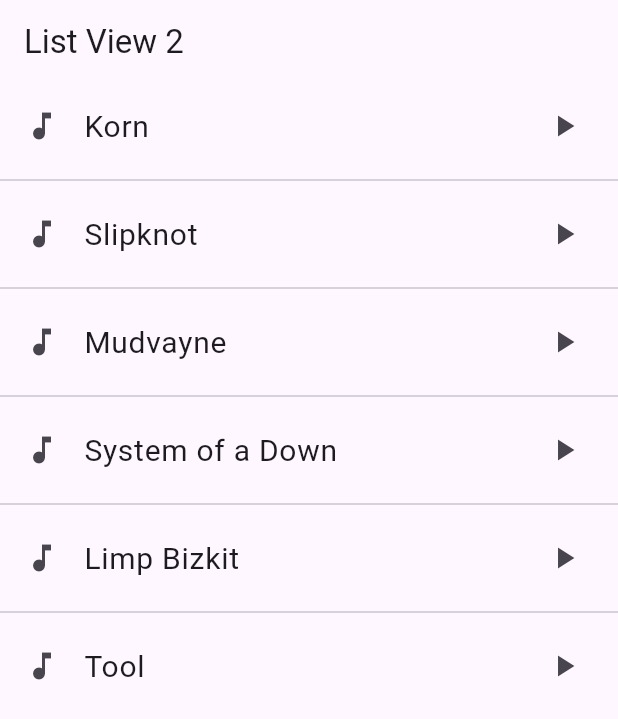
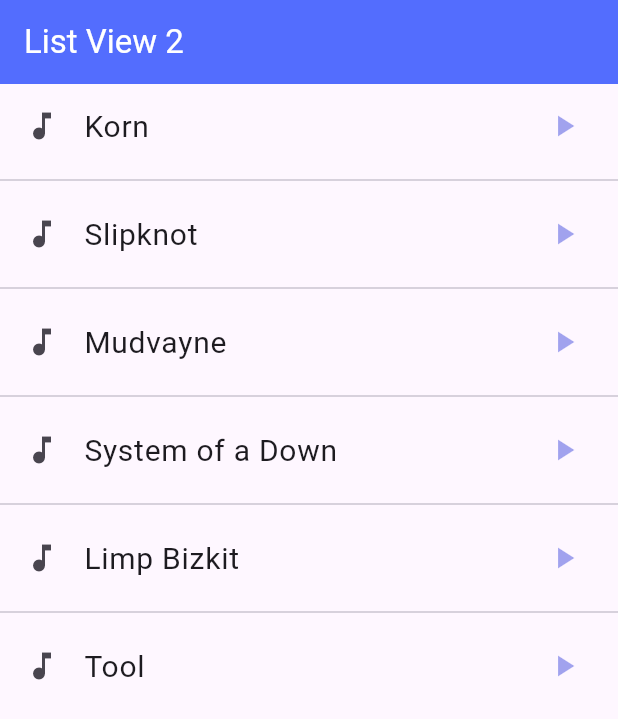
Before and after one commit to Odenfis/fl_componentes_b, a Flutter app: the screen it shows after launch, on a phone screen of 412 x 824 dp. Shown: the top 719 px of the screen. Run offline on Flutter 3.47's test engine with Material 3 defaults, Android fonts, the phone set to English and light mode, and no system bars.

Commit message:
mar21_1023

```diff
--- a/lib/main.dart
+++ b/lib/main.dart
@@ -1,4 +1,6 @@
-//import 'package:fl_componentes_grupob/screens/home_screen.dart';
+import 'package:fl_componentes_grupob/screens/alert_screen.dart';
+import 'package:fl_componentes_grupob/screens/card_screen.dart';
+import 'package:fl_componentes_grupob/screens/list_view1.dart';
 import 'package:fl_componentes_grupob/screens/list_view2.dart';
 import 'package:flutter/material.dart';
 
@@ -12,7 +14,13 @@
     return MaterialApp(
       debugShowCheckedModeBanner: false,
       title: 'Componentes Grupo B',
-      home: ListView2Screen()
+      home: ListView2Screen(),
+      routes: {
+        'listview1':(BuildContext context) => ListView1Screen(),
+        'listview2':(BuildContext context) => ListView2Screen(),
+        'card':(BuildContext context) => CardScreen(),
+        'alert':(BuildContext context) => AlertScreen(),
+      },
     );
   }
 }
--- a/lib/screens/home_screen.dart
+++ b/lib/screens/list_view1.dart
@@ -1,10 +1,10 @@
 import 'package:flutter/material.dart';
 
-class HomeScreen extends StatelessWidget {
+class ListView1Screen extends StatelessWidget {
 
   final opciones = const ['korn','slipknot','Mudvayne','System of a Down','Limp Bizkit'];
 
-  const HomeScreen({super.key});
+  const ListView1Screen({super.key});
 
   @override
   Widget build(BuildContext context) {
--- a/lib/screens/list_view2.dart
+++ b/lib/screens/list_view2.dart
@@ -10,13 +10,18 @@
   Widget build(BuildContext context) {
     return Scaffold(
       appBar: AppBar(
-        title: Text('List View 2'),
+        backgroundColor: Colors.indigoAccent,
+        title: Text('List View 2', style: TextStyle(color: Colors.white)),
       ),
       body: ListView.separated(
         itemBuilder:(context, index) => ListTile(
           leading: Icon(Icons.music_note),
           title: Text(opciones[index], style: TextStyle(fontSize: 20)),
-          trailing: Icon(Icons.play_arrow),
+          trailing: Icon(Icons.play_arrow, color: Color.fromARGB(100, 17, 31, 212)),
+          onTap: () {
+            final opt = opciones[index];
+            print(opt);
+          },
         ),
         separatorBuilder:(context, index) => Divider(),
         itemCount: opciones.length)
```
Also changed, not shown: lib/screens/alert_screen.dart (added, +15 -0 lines), lib/screens/card_screen.dart (added, +15 -0 lines).
